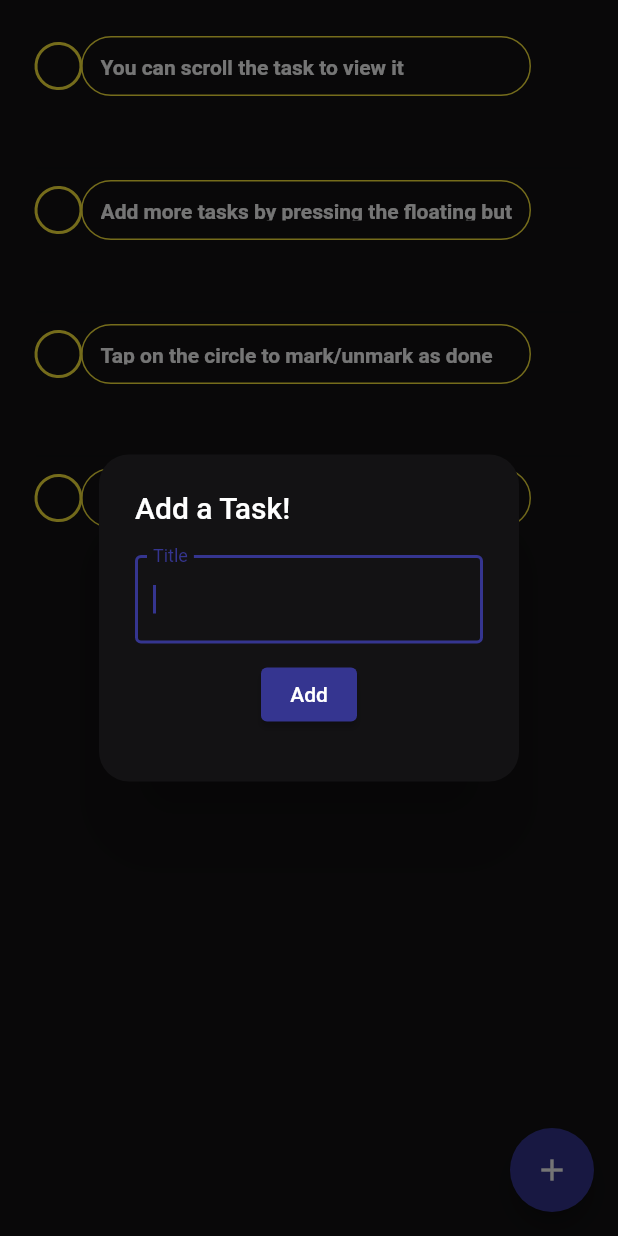
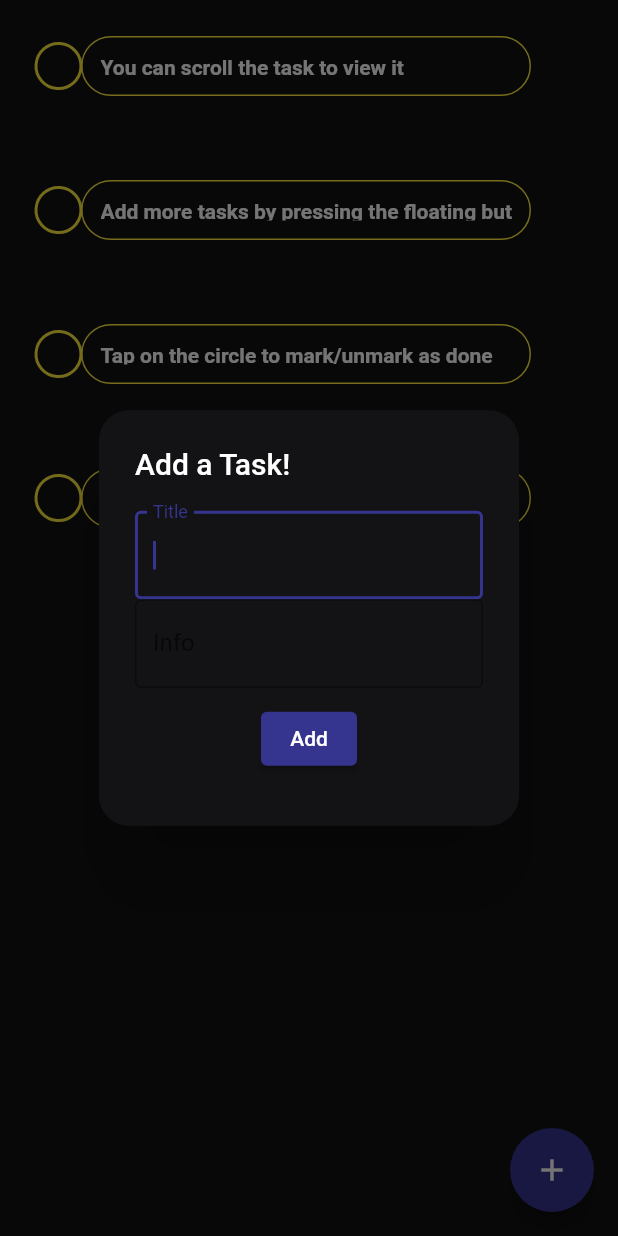
Before and after one commit to Slydite/TickyTacky, a Flutter app: the ToDoPage screen opened directly, after a tap on the "add" icon, on a phone screen of 412 x 824 dp. Run offline on Flutter 3.47's test engine with Material 2 defaults, Android fonts, the phone set to English and light mode, and no system bars; our stand-ins replace flutter_staggered_animations, shared_preferences; accounts and stored records are empty.

Commit message:
Added info

```diff
--- a/lib/models/item.dart
+++ b/lib/models/item.dart
@@ -1,16 +1,15 @@
 class Items {
   final String title;
   final String time;
+  final String info;
 
-  Items({required this.title, required this.time});
+  Items({required this.title, required this.time, required this.info});
 
   Items.fromMap(Map map)
       : title = map['title'] as String,
-        time = map['time'] as String;
+        time = map['time'] as String,
+        info = map['info'] as String;
   Map toMap() {
-    return {
-      'title': title,
-      'time': time,
-    };
+    return {'title': title, 'time': time, 'info': info};
   }
 }
--- a/lib/provider/provider_task.dart
+++ b/lib/provider/provider_task.dart
@@ -7,10 +7,14 @@ import '/models/item.dart';
 
 class TaskItems with ChangeNotifier {
   List<Items> taskList = [
-    Items(title: 'You can scroll the task to view it', time: ''),
-    Items(title: 'Add more tasks by pressing the floating button', time: ''),
-    Items(title: 'Tap on the circle to mark/unmark as done', time: ''),
-    Items(title: 'Long press a Task to delete it', time: ''),
+    Items(title: 'You can scroll the task to view it', time: '', info: ''),
+    Items(
+        title: 'Add more tasks by pressing the floating button',
+        time: '',
+        info: ''),
+    Items(
+        title: 'Tap on the circle to mark/unmark as done', time: '', info: ''),
+    Items(title: 'Long press a Task to delete it', time: '', info: ''),
   ];
 
   SharedPreferences? sharedPreferences;
--- a/lib/widgets/task_add_dialog.dart
+++ b/lib/widgets/task_add_dialog.dart
@@ -22,6 +22,7 @@ class _AddCategorizeState extends State<AddCategorize> {
   }
 
   var categorizeController = TextEditingController();
+  var categorizeController2 = TextEditingController();
   @override
   Widget build(BuildContext context) {
     return AlertDialog(
@@ -47,14 +48,27 @@ class _AddCategorizeState extends State<AddCategorize> {
             autofocus: true,
             controller: categorizeController,
           ),
+          TextFormField(
+            style: const TextStyle(color: Colors.white),
+            keyboardType: TextInputType.multiline,
+            maxLines: null,
+            decoration: const InputDecoration(
+              border: OutlineInputBorder(),
+              labelText: 'Info',
+            ),
+            autofocus: false,
+            controller: categorizeController2,
+          ),
           Padding(
             padding: const EdgeInsets.all(10),
             child: ElevatedButton(
                 onPressed: () {
                   Items item = Items(
                       title: categorizeController.text,
-                      time: DateFormat('kk:mm aaa,  MMMM dd')
-                          .format(DateTime.now()));
+                      time: DateFormat(
+                        'kk:mm aaa,  MMMM dd',
+                      ).format(DateTime.now()),
+                      info: categorizeController2.text);
                   Provider.of<TaskItems>(context, listen: false).addTask(item);
                   Navigator.pop(context);
                 },
--- a/lib/widgets/task_row.dart
+++ b/lib/widgets/task_row.dart
@@ -3,6 +3,7 @@ import 'package:provider/provider.dart';
 import '../provider/provider_done.dart';
 import '/models/item.dart';
 import '../provider/provider_task.dart';
+import 'task_info.dart';
 
 class TaskRow extends StatelessWidget {
   const TaskRow({Key? key, required this.item}) : super(key: key);
@@ -32,6 +33,11 @@ class TaskRow extends StatelessWidget {
               GestureDetector(
                   onLongPress: () {
                     state.deleteTask(item);
+                  },
+                  onTap: () {
+                    showDialog(
+                        context: (context),
+                        builder: (context) => TaskInfo(item: item));
                   },
                   child: Container(
                     decoration: BoxDecoration(
```
Also changed, not shown: lib/widgets/task_info.dart (added, +69 -0 lines).
